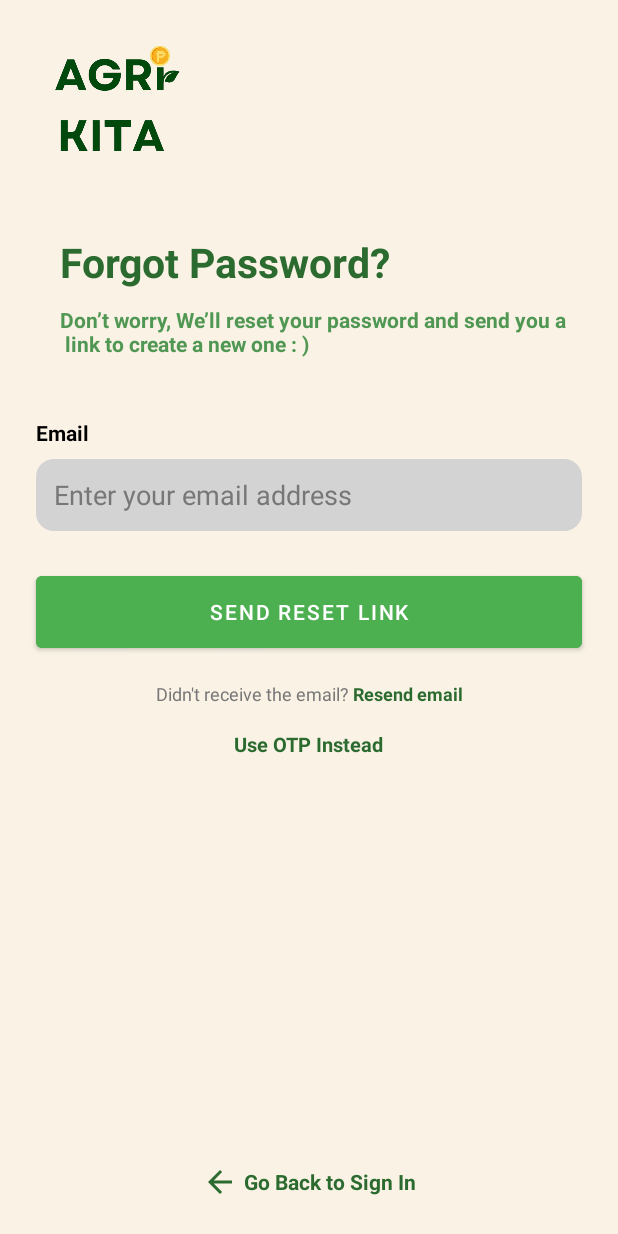
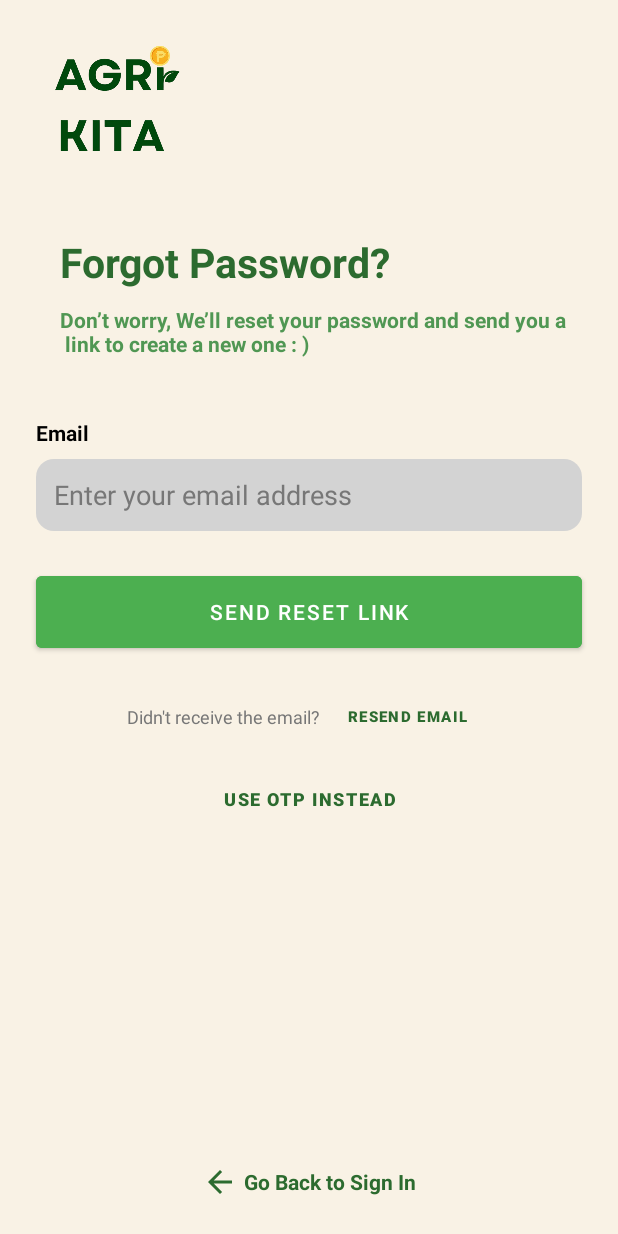
Before and after one commit to Gnashal/AgriKita-frontend, an Android app: the ForgotPassword screen opened directly, with no data from a screen before it, on a phone screen of 412 x 824 dp. Run offline under Robolectric (Android 15) with nearby library versions, the phone set to English and light mode, and no system bars.

Commit message:
add/feat: working password recovery

```diff
--- a/app/src/main/java/mobdev/agrikita/api/AuthServiceApi.java
+++ b/app/src/main/java/mobdev/agrikita/api/AuthServiceApi.java
@@ -1,5 +1,7 @@
 package mobdev.agrikita.api;
 
+import mobdev.agrikita.models.auth.ForgotPasswordRequest;
+import mobdev.agrikita.models.auth.ForgotPasswordResponse;
 import mobdev.agrikita.models.auth.LoginRequest;
 import mobdev.agrikita.models.auth.LoginResponse;
 import mobdev.agrikita.models.auth.SignupRequest;
@@ -13,4 +15,6 @@ public interface AuthServiceApi {
     Call<LoginResponse> loginUser(@Body LoginRequest request);
     @POST("auth/signup")
     Call<SignupResponse>registerUser(@Body SignupRequest request);
+    @POST("auth/forgot-password")
+    Call<ForgotPasswordResponse>forgotPassword(@Body ForgotPasswordRequest request);
 }
--- a/app/src/main/java/mobdev/agrikita/pages/ForgotPassword.java
+++ b/app/src/main/java/mobdev/agrikita/pages/ForgotPassword.java
@@ -1,6 +1,11 @@
 package mobdev.agrikita.pages;
 
+import android.content.Intent;
 import android.os.Bundle;
+import android.util.Patterns;
+import android.widget.Button;
+import android.widget.EditText;
+import android.widget.Toast;
 
 import androidx.activity.EdgeToEdge;
 import androidx.appcompat.app.AppCompatActivity;
@@ -9,9 +14,14 @@ import androidx.core.view.ViewCompat;
 import androidx.core.view.WindowInsetsCompat;
 
 import mobdev.agrikita.R;
+import mobdev.agrikita.models.auth.AuthService;
+import mobdev.agrikita.models.auth.ForgotPasswordResponse;
+import mobdev.agrikita.models.auth.SignupResponse;
 
 public class ForgotPassword extends AppCompatActivity {
-
+    EditText emailInput;
+    Button sendLink, resendLink, toOTP;
+    AuthService authService;
     @Override
     protected void onCreate(Bundle savedInstanceState) {
         super.onCreate(savedInstanceState);
@@ -22,5 +32,51 @@ public class ForgotPassword extends AppCompatActivity {
             v.setPadding(systemBars.left, systemBars.top, systemBars.right, systemBars.bottom);
             return insets;
         });
+        authService = new AuthService(this  );
+        emailInput = findViewById(R.id.emailField);
+        sendLink = findViewById(R.id.btnSendResetLink);
+        resendLink = findViewById(R.id.resendEmailButton);
+        toOTP = findViewById(R.id.toOTPbtn);
+
+        sendLink.setOnClickListener(v -> sendRecoveryLink());
+        toOTP.setOnClickListener(v -> toPhone());
+    }
+
+    private void sendRecoveryLink() {
+        String email = emailInput.getText().toString().trim();
+        if (email.isEmpty()) {
+            Toast.makeText(this, "Email or password cannot be empty", Toast.LENGTH_SHORT).show();
+            return;
+        }
+        if (!Patterns.EMAIL_ADDRESS.matcher(email).matches()) {
+            Toast.makeText(this, "Enter a valid email address", Toast.LENGTH_SHORT).show();
+            return;
+        }
+        authService.sendEmail(email, new AuthService.ForgotPasswordCallback() {
+            @Override
+            public void onSuccess(ForgotPasswordResponse message) {
+                toLoginSuccess(email, message);
+            }
+
+            @Override
+            public void onFailure(String error) {
+                showErrorMessage(error);
+            }
+        });
+    }
+
+    private void toLoginSuccess(String email, ForgotPasswordResponse message) {
+        Toast.makeText(this, "Success: " + message.getMessage(), Toast.LENGTH_SHORT).show();
+        Intent intent = new Intent(this, Login.class);
+        intent.putExtra("email", email);
+        startActivity(intent);
+        finish();
+    }
+    private void showErrorMessage(String message) {
+        Toast.makeText(this, message, Toast.LENGTH_SHORT).show();
+    }
+    private void toPhone() {
+        startActivity(new Intent(this, VerifyPhoneNumber.class));
+        finish();
     }
 }
--- a/app/src/main/java/mobdev/agrikita/pages/Login.java
+++ b/app/src/main/java/mobdev/agrikita/pages/Login.java
@@ -53,6 +53,7 @@ public class Login extends AppCompatActivity {
 
         signIn.setOnClickListener(v -> login());
         toSignUp.setOnClickListener(v -> navigateToSignUp());
+        forgotPassword.setOnClickListener(v -> toForgotPassword());
     }
 
     private void login() {
@@ -101,4 +102,9 @@ public class Login extends AppCompatActivity {
         editor.putString("localId", loginResponse.getLocalId());
         editor.apply();
     }
+    public void toForgotPassword() {
+        startActivity(new Intent(this, ForgotPassword.class));
+        finish();
+    }
+
 }
--- a/app/src/main/res/layout/activity_forgot_password.xml
+++ b/app/src/main/res/layout/activity_forgot_password.xml
@@ -107,33 +107,39 @@
         app:layout_constraintEnd_toEndOf="parent">
 
         <TextView
-            android:id="@+id/resendEmail"
+            android:id="@+id/resendEmailText"
             android:layout_width="wrap_content"
             android:layout_height="wrap_content"
             android:text="Didn't receive the email? "
             android:textColor="#777777"
             android:textSize="12sp" />
 
-        <TextView
-            android:id="@+id/resendEmailBold"
+        <Button
+            android:id="@+id/resendEmailButton"
             android:layout_width="wrap_content"
             android:layout_height="wrap_content"
             android:text="Resend email"
             android:textColor="#2C6B2F"
             android:textStyle="bold"
-            android:textSize="12sp" />
+            android:textSize="10sp"
+            android:background="@android:color/transparent"
+             />
     </LinearLayout>
 
     <!-- Use OTP Instead Text -->
-    <TextView
-        android:id="@+id/useOtp"
+    <Button
+        android:id="@+id/toOTPbtn"
         android:layout_width="wrap_content"
         android:layout_height="wrap_content"
         android:layout_marginTop="16dp"
         android:text="Use OTP Instead"
         android:textColor="#2C6B2F"
         android:textStyle="bold"
-        android:textSize="13sp"
+        android:textSize="12sp"
+        android:background="@android:color/transparent"
+        android:padding="0dp"
+        android:minHeight="0dp"
+        android:minWidth="0dp"
         app:layout_constraintTop_toBottomOf="@id/resendEmailContainer"
         app:layout_constraintStart_toStartOf="parent"
         app:layout_constraintEnd_toEndOf="parent" />
```
Also changed, not shown: app/src/main/java/mobdev/agrikita/models/auth/AuthService.java (+32 -0 lines), app/src/main/java/mobdev/agrikita/models/auth/ForgotPasswordRequest.java (added, +20 -0 lines), app/src/main/java/mobdev/agrikita/models/auth/ForgotPasswordResponse.java (added, +9 -0 lines).
